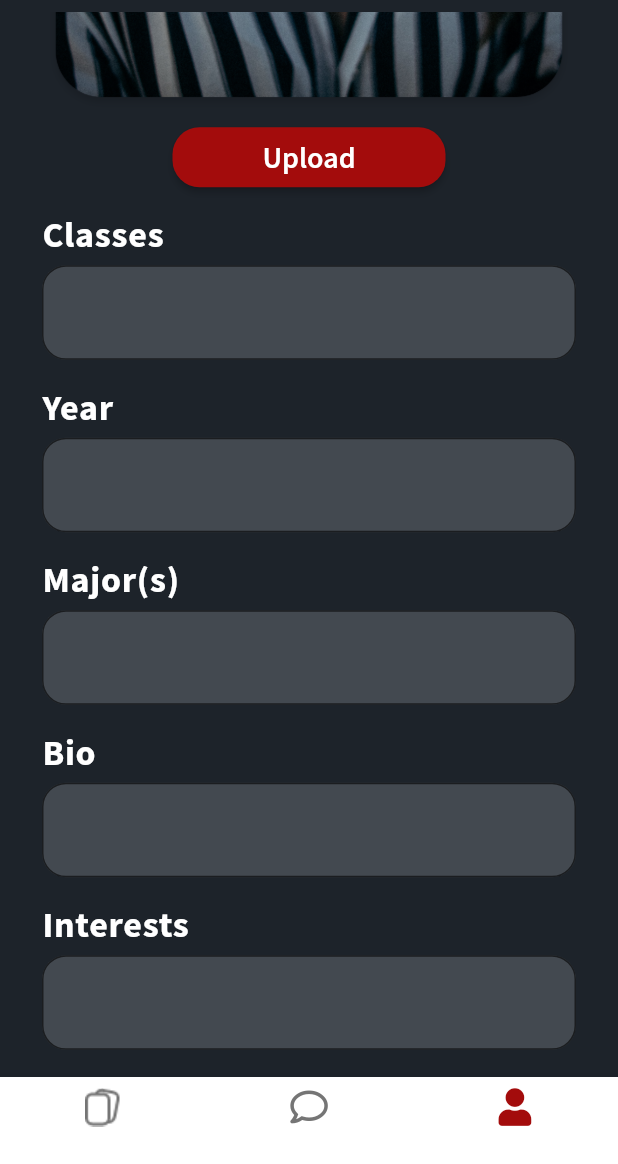
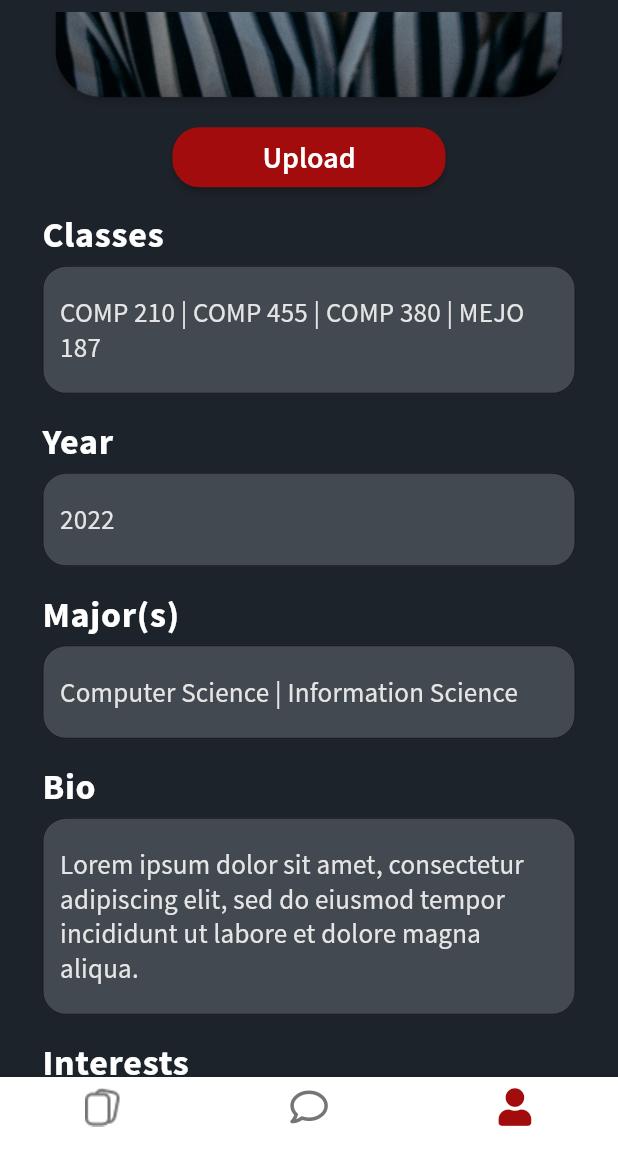
Before and after one commit to kchangela7/gather_app, a Flutter app: the Home screen opened directly, item 3 of the bottom bar chosen, scrolled down 576 dp, on a phone screen of 412 x 824 dp, the part 72-1236 px from its top. Run offline on Flutter 3.47's test engine with Material 2 defaults, Android fonts, the phone set to English and light mode, and no system bars; our stand-ins replace flutter_spinkit, flutter_tindercard, font_awesome_flutter.

```diff
--- a/lib/home/screens/profile.dart
+++ b/lib/home/screens/profile.dart
@@ -6,7 +6,7 @@ class Profile extends StatelessWidget {
   @override
   Widget build(BuildContext context) {
     const header = TextStyle(color: Colors.white, fontWeight: FontWeight.bold, fontSize: 24, letterSpacing: 0.5);
-    const input = TextStyle(color: Colors.white, fontSize: 18, letterSpacing: 0.15);
+    const input = TextStyle(color: Color(0xFFE5E5E5), fontSize: 18, letterSpacing: 0.15);
 
     return Scaffold(
       appBar: AppBar(
@@ -19,6 +19,7 @@ class Profile extends StatelessWidget {
       body: SingleChildScrollView(
         child: Padding(
           padding: const EdgeInsets.symmetric(horizontal: 28, vertical: 8),
+          child: Form(
             child: Column(
               children: [
                 Row(
@@ -60,7 +61,8 @@ class Profile extends StatelessWidget {
                   ],
                 ),
                 SizedBox(height: 6),
-              TextField(
+                TextFormField(
+                  initialValue: "COMP 210 | COMP 455 | COMP 380 | MEJO 187",
                   keyboardType: TextInputType.multiline,
                   maxLines: null,
                   style: input,
@@ -82,9 +84,8 @@ class Profile extends StatelessWidget {
                   ],
                 ),
                 SizedBox(height: 6),
-              TextField(
-                keyboardType: TextInputType.multiline,
-                maxLines: null,
+                TextFormField(
+                  initialValue: "2022",
                   style: input,
                   decoration: new InputDecoration(
                     border: new OutlineInputBorder(
@@ -104,7 +105,8 @@ class Profile extends StatelessWidget {
                   ],
                 ),
                 SizedBox(height: 6),
-              TextField(
+                TextFormField(
+                  initialValue: "Computer Science | Information Science",
                   keyboardType: TextInputType.multiline,
                   maxLines: null,
                   style: input,
@@ -126,7 +128,8 @@ class Profile extends StatelessWidget {
                   ],
                 ),
                 SizedBox(height: 6),
-              TextField(
+                TextFormField(
+                  initialValue: "Lorem ipsum dolor sit amet, consectetur adipiscing elit, sed do eiusmod tempor incididunt ut labore et dolore magna aliqua.",
                   keyboardType: TextInputType.multiline,
                   maxLines: null,
                   style: input,
@@ -148,7 +151,8 @@ class Profile extends StatelessWidget {
                   ],
                 ),
                 SizedBox(height: 6),
-              TextField(
+                TextFormField(
+                  initialValue: "Reading, singing, swimming, soccer, Netflix!",
                   keyboardType: TextInputType.multiline,
                   maxLines: null,
                   style: input,
@@ -163,7 +167,26 @@ class Profile extends StatelessWidget {
                   ),
                 ),
                 SizedBox(height: 16),
+                RaisedButton(
+                  onPressed: () {},
+                  color: primary,
+                  shape: RoundedRectangleBorder(
+                    borderRadius: BorderRadius.circular(18.0),
+                  ),
+                  child: Container(
+                    width: 100,
+                    height: 40,
+                    child: Row(
+                      mainAxisAlignment: MainAxisAlignment.center,
+                      children: [
+                        Text("Save", style: TextStyle(color: Colors.white, fontSize: 20, fontWeight: FontWeight.w600)),
                       ],
+                    )
+                  )
+                ),
+                SizedBox(height: 12)
+              ],
+            ),
           ),
         )
       ),
--- a/pubspec.yaml
+++ b/pubspec.yaml
@@ -31,6 +31,7 @@ dependencies:
   flutter_tindercard: ^0.2.0
   gradient_bottom_navigation_bar: ^1.0.0+4
   font_awesome_flutter: ^8.10.0
+  flutter_spinkit: ^4.1.2+1
 
 dev_dependencies:
   flutter_test:
```
Also changed, not shown: lib/authentication/signIn.dart (+10 -9 lines), lib/shared/loading.dart (added, +18 -0 lines), lib/wrapper.dart (+18 -1 lines), pubspec.lock. Lines whose indentation alone changed are shown as unchanged.
